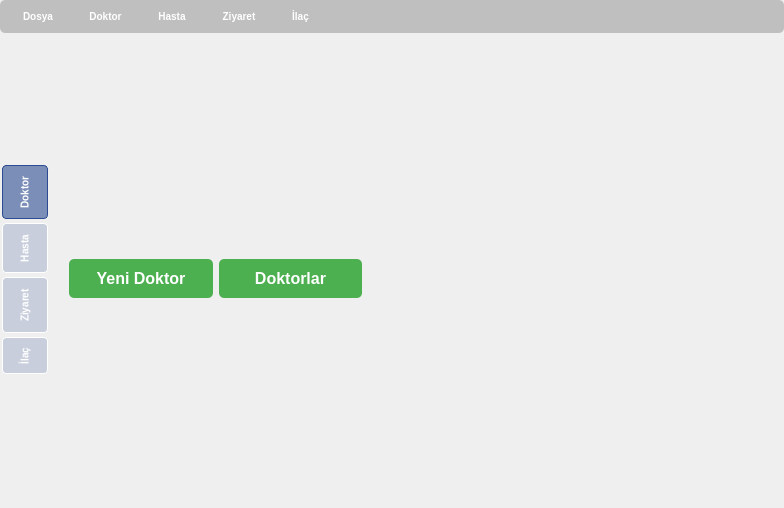
This is Ui/anapencere.ui in melihkayaduvar/saglikocagiverisistemi as Qt 5 draws it before an edit. The edited form follows.
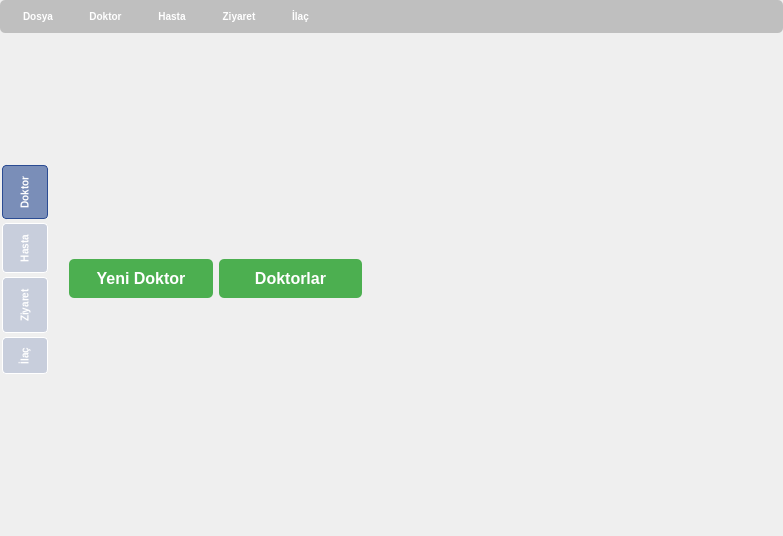
This is the edited form. Icons and pictures are not drawn.

Diff of the .ui file:
```diff
--- a/Ui/anapencere.ui
+++ b/Ui/anapencere.ui
@@ -6,10 +6,16 @@
    <rect>
     <x>0</x>
     <y>0</y>
-    <width>784</width>
-    <height>508</height>
+    <width>783</width>
+    <height>536</height>
    </rect>
   </property>
+  <property name="minimumSize">
+   <size>
+    <width>783</width>
+    <height>536</height>
+   </size>
+  </property>
   <property name="windowTitle">
    <string>Sağlık Ocağı Ana Pencere</string>
   </property>
@@ -355,7 +361,7 @@
     <rect>
      <x>0</x>
      <y>0</y>
-     <width>784</width>
+     <width>783</width>
      <height>34</height>
     </rect>
    </property>
```
